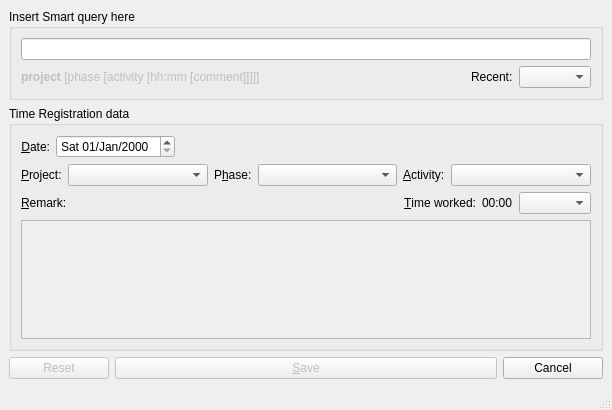
Above: src/pyuac_edit.ui from develer-staff/pyuac before the change. Below: the same form after it.
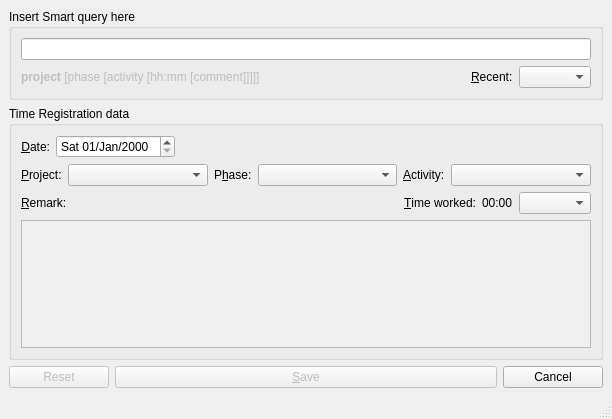
That is the form after the change. Icons and pictures are not drawn.

Commit message: Tab order

```diff
--- a/src/pyuac_edit.ui
+++ b/src/pyuac_edit.ui
@@ -10,7 +10,7 @@
     <x>0</x>
     <y>0</y>
     <width>612</width>
-    <height>410</height>
+    <height>419</height>
    </rect>
   </property>
   <property name="windowTitle" >
@@ -82,7 +82,10 @@
          <item>
           <widget class="QLabel" name="labelLRU" >
            <property name="text" >
-            <string>Recent:</string>
+            <string>&amp;Recent:</string>
+           </property>
+           <property name="buddy" >
+            <cstring>comboPPAlru</cstring>
            </property>
           </widget>
          </item>
```
Left out of the diff: 5 changed lines with no effect on the pictures.
